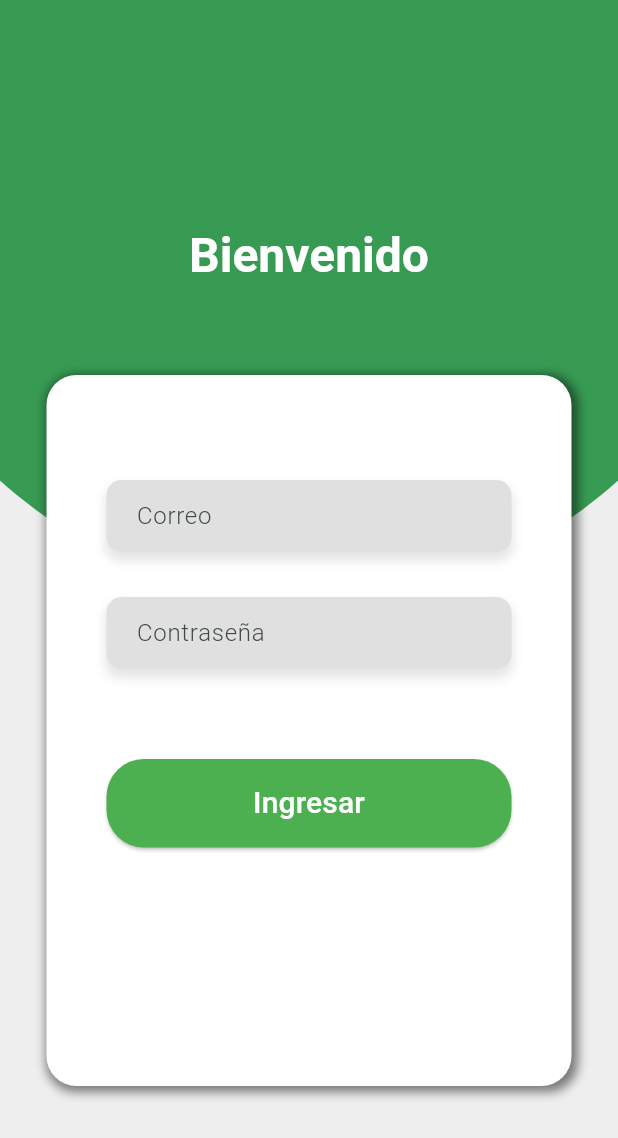
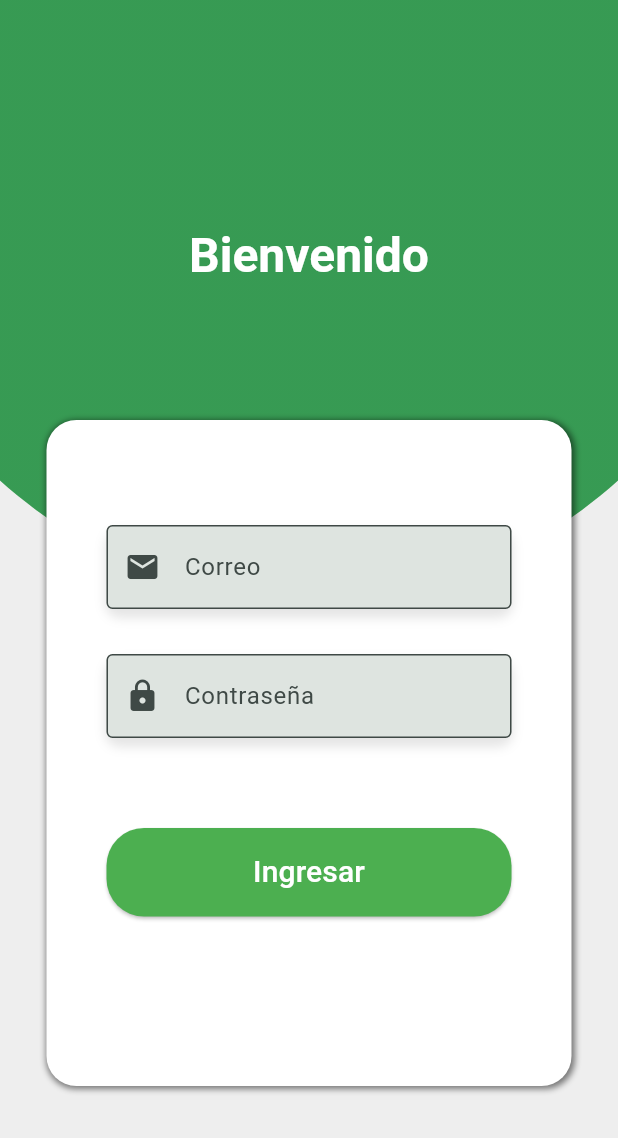
Before and after one commit to sebas-tian18/APP-Agenda-Mayor, a Flutter app: the HomeScreen screen opened directly, after a tap on the "arrow back" icon, on a phone screen of 412 x 824 dp. Shown: the top 1138 px of the screen. Run offline on Flutter 3.47's test engine with Material 3 defaults, Android fonts, the phone set to English and light mode, and no system bars; our stand-ins replace dio, get.

Commit message:
En el apartado mobile cambios en el navbar creacion de widgets para el mismo, separacion de las paginas a implemetar, creacion pagina de citas , witgets de componentes reutilizables

```diff
--- a/mobile/lib/main.dart
+++ b/mobile/lib/main.dart
@@ -1,5 +1,6 @@
 import 'package:flutter/material.dart';
 import 'package:mobile/screens/login_screen.dart';
+// import 'package:mobile/widgets/navigation_bar.dart';
 
 void main() {
   runApp(MyApp());
@@ -15,6 +16,7 @@ class MyApp extends StatelessWidget {
           useMaterial3: true,
           scaffoldBackgroundColor: Colors.grey.shade200),
       home: LoginScreen(),
+      // home: NavigationMenu(),
     );
   }
 }
--- a/mobile/lib/screens/home_screen.dart
+++ b/mobile/lib/screens/home_screen.dart
@@ -1,138 +1,35 @@
 import 'package:flutter/material.dart';
-import 'package:mobile/screens/login_screen.dart';
 import 'package:mobile/widgets/service_button.dart';
+import 'package:mobile/widgets/custom_app_bar.dart';
 
 class HomeScreen extends StatelessWidget {
   @override
   Widget build(BuildContext context) {
     return Scaffold(
-      appBar: AppBar(
-        title: Text('CITAS'),
-        backgroundColor: Colors.grey[300],
-        automaticallyImplyLeading: false,
-        leading: IconButton(
-          icon: Icon(Icons.arrow_back),
-          onPressed: () {
-            Navigator.push(
-              context,
-              MaterialPageRoute(builder: (context) => LoginScreen()),
-            );
-          },
-          color: Colors.black,
-        ),
-        actions: [
-          IconButton(
-            icon: Icon(Icons.account_circle),
-            onPressed: () {},
-            color: Colors.black,
-          ),
-        ],
-      ),
-      body: Container(
+      appBar: const CustomAppBar(title: 'CITAS'),
+      body: Column(
+        children: [
+          Expanded(
+            child: Container(
               margin: const EdgeInsets.symmetric(horizontal: 20),
               child: GridView.count(
                 crossAxisCount: 2,
                 crossAxisSpacing: 20,
                 mainAxisSpacing: 20,
                 children: [
-            ServiceButton(icon: Icons.accessibility_new, label: 'Kinesiólogo'),
+                  ServiceButton(
+                      icon: Icons.accessibility_new, label: 'Kinesiólogo'),
                   ServiceButton(icon: Icons.content_cut, label: 'Peluquero'),
                   ServiceButton(icon: Icons.local_hospital, label: 'Dentista'),
                   ServiceButton(icon: Icons.gavel, label: 'Abogado'),
                   ServiceButton(icon: Icons.psychology, label: 'Psicólogo'),
-            ServiceButton(icon: Icons.description, label: 'Documentos'),
+                  ServiceButton(icon: Icons.description, label: 'Documento'),
                 ],
               ),
-      ),
-      bottomNavigationBar: SizedBox(
-        height: 95,
-        child: BottomAppBar(
-          shape: CircularNotchedRectangle(),
-          notchMargin: 10.0,
-          child: Row(
-            mainAxisAlignment: MainAxisAlignment.spaceAround,
-            children: [
-              Expanded(
-                child: Column(
-                  mainAxisSize: MainAxisSize.min,
-                  children: [
-                    IconButton(
-                      icon: Icon(Icons.home, size: 35),
-                      onPressed: () {
-                        Navigator.push(
-                          context,
-                          MaterialPageRoute(builder: (context) => HomeScreen()),
-                        );
-                      },
-                    ),
-                    Text('Citas', style: TextStyle(fontSize: 13)),
-                  ],
-                ),
-              ),
-              Expanded(
-                child: Column(
-                  mainAxisSize: MainAxisSize.min,
-                  children: [
-                    IconButton(
-                      icon: Icon(Icons.calendar_today, size: 35),
-                      onPressed: () {
-                        // Navigator.push(
-                        //   context,
-                        //   MaterialPageRoute(
-                        //       builder: (context) => CalendarioScreen()),
-                        // );
-                      },
-                    ),
-                    Text('Calendario', style: TextStyle(fontSize: 13)),
-                  ],
-                ),
-              ),
-              SizedBox(width: 60), // Espacio para el FAB
-              Expanded(
-                child: Column(
-                  mainAxisSize: MainAxisSize.min,
-                  children: [
-                    IconButton(
-                      icon: Icon(Icons.book, size: 35),
-                      onPressed: () {
-                        // Navigator.push(
-                        //   context,
-                        //   MaterialPageRoute(
-                        //       builder: (context) => AdministrarScreen()),
-                        // );
-                      },
-                    ),
-                    Text('Administrar', style: TextStyle(fontSize: 13)),
-                  ],
-                ),
-              ),
-              Expanded(
-                child: Column(
-                  mainAxisSize: MainAxisSize.min,
-                  children: [
-                    IconButton(
-                      icon: Icon(Icons.settings, size: 35),
-                      onPressed: () {
-                        // Navigator.push(
-                        //   context,
-                        //   MaterialPageRoute(
-                        //       builder: (context) => AjustesScreen()),
-                        // );
-                      },
-                    ),
-                    Text('Ajustes', style: TextStyle(fontSize: 13)),
-                  ],
             ),
           ),
         ],
       ),
-        ),
-      ),
-      floatingActionButtonLocation: FloatingActionButtonLocation.centerDocked,
-      floatingActionButton: FloatingActionButton(
-        onPressed: () {},
-        child: Icon(Icons.add, size: 40),
-      ),
     );
   }
 }
--- a/mobile/lib/screens/login_screen.dart
+++ b/mobile/lib/screens/login_screen.dart
@@ -1,5 +1,5 @@
 import 'package:flutter/material.dart';
-import 'package:mobile/screens/home_screen.dart';
+import 'package:mobile/widgets/navigation_bar.dart';
 import 'package:mobile/services/auth_service.dart';
 
 class LoginScreen extends StatefulWidget {
@@ -40,7 +40,7 @@ class LoginScreenState extends State<LoginScreen> {
       if (authResponse.isAuthenticated) {
         Navigator.push(
           context,
-          MaterialPageRoute(builder: (context) => HomeScreen()),
+          MaterialPageRoute(builder: (context) => NavigationMenu()),
         );
       }
     } catch (e) {
@@ -128,7 +128,7 @@ class LoginScreenState extends State<LoginScreen> {
             ),
           ),
           Positioned(
-            top: 250, // Ajusta segun la nueva posicion del texto
+            top: 280, // Ajusta segun la nueva posicion del texto
             left: 0,
             right: 0,
             bottom: 100,
@@ -141,9 +141,9 @@ class LoginScreenState extends State<LoginScreen> {
                       borderRadius: BorderRadius.circular(20),
                       boxShadow: [
                         BoxShadow(
-                          offset: const Offset(2, 2),
-                          blurRadius: 5,
-                          spreadRadius: 2,
+                          offset: const Offset(1, 1),
+                          blurRadius: 3,
+                          spreadRadius: 1,
                           color: Colors.black.withOpacity(.5),
                         ),
                       ],
@@ -160,7 +160,6 @@ class LoginScreenState extends State<LoginScreen> {
                             height:
                                 50), // Espacio reservado para el texto movido
                         Container(
-                          padding: const EdgeInsets.symmetric(horizontal: 20),
                           decoration: BoxDecoration(
                             borderRadius: BorderRadius.circular(10),
                             color: Color.fromARGB(255, 224, 224, 224),
@@ -175,16 +174,19 @@ class LoginScreenState extends State<LoginScreen> {
                           ),
                           child: TextField(
                             controller: _emailController, //controller
+                            keyboardType: TextInputType.emailAddress,
+                            autocorrect: false,
                             decoration: InputDecoration(
-                              hintText: "Correo",
-                              hintStyle: TextStyle(fontWeight: FontWeight.w300),
-                              border: InputBorder.none,
-                            ),
+                                border: OutlineInputBorder(),
+                                filled: true,
+                                labelText: "Correo",
+                                hintStyle:
+                                    TextStyle(fontWeight: FontWeight.w300),
+                                prefixIcon: Icon(Icons.mail)),
                           ),
                         ),
                         const SizedBox(height: 30),
                         Container(
-                          padding: const EdgeInsets.symmetric(horizontal: 20),
                           decoration: BoxDecoration(
                             borderRadius: BorderRadius.circular(10),
                             color: Color.fromARGB(255, 224, 224, 224),
@@ -201,10 +203,10 @@ class LoginScreenState extends State<LoginScreen> {
                             controller: _passwordController, //controller
                             obscureText: true,
                             decoration: InputDecoration(
-                              hintText: "Contraseña",
-                              hintStyle: TextStyle(fontWeight: FontWeight.w300),
-                              border: InputBorder.none,
-                            ),
+                                border: OutlineInputBorder(),
+                                filled: true,
+                                labelText: "Contraseña",
+                                prefixIcon: Icon(Icons.lock)),
                           ),
                         ),
                         const SizedBox(height: 60),
--- /dev/null
+++ b/mobile/lib/widgets/custom_app_bar.dart
@@ -0,0 +1,37 @@
+import 'package:flutter/material.dart';
+import 'package:mobile/screens/login_screen.dart';
+
+class CustomAppBar extends StatelessWidget implements PreferredSizeWidget {
+  final String title;
+
+  const CustomAppBar({super.key, required this.title});
+
+  @override
+  Widget build(BuildContext context) {
+    return AppBar(
+      title: Text(title),
+      backgroundColor: Colors.grey[300],
+      automaticallyImplyLeading: false,
+      leading: IconButton(
+        icon: const Icon(Icons.arrow_back),
+        onPressed: () {
+          Navigator.push(
+            context,
+            MaterialPageRoute(builder: (context) => LoginScreen()),
+          );
+        },
+        color: Colors.black,
+      ),
+      actions: [
+        IconButton(
+          icon: const Icon(Icons.account_circle),
+          onPressed: () {},
+          color: Colors.black,
+        ),
+      ],
+    );
+  }
+
+  @override
+  Size get preferredSize => const Size.fromHeight(kToolbarHeight);
+}
--- a/mobile/lib/widgets/service_button.dart
+++ b/mobile/lib/widgets/service_button.dart
@@ -8,7 +8,20 @@ class ServiceButton extends StatelessWidget {
 
   @override
   Widget build(BuildContext context) {
-    return ElevatedButton(
+    return Container(
+      decoration: BoxDecoration(
+        color: Colors.black,
+        borderRadius: BorderRadius.circular(15),
+        boxShadow: [
+          BoxShadow(
+            offset: const Offset(2, 2),
+            blurRadius: 3,
+            spreadRadius: 1,
+            color: Colors.black.withOpacity(0.6),
+          ),
+        ],
+      ),
+      child: ElevatedButton(
         style: ElevatedButton.styleFrom(
           backgroundColor: Colors.green,
           padding: EdgeInsets.all(20),
@@ -25,6 +38,7 @@ class ServiceButton extends StatelessWidget {
             Text(label, style: TextStyle(color: Colors.white, fontSize: 23)),
           ],
         ),
+      ),
     );
   }
 }
```
Also changed, not shown: mobile/lib/screens/appointment_screen.dart (added, +88 -0 lines), mobile/lib/screens/calendar_screen.dart (added, +14 -0 lines), mobile/lib/screens/settings_screen.dart (added, +14 -0 lines), mobile/lib/widgets/appointment_item.dart (added, +81 -0 lines), mobile/lib/widgets/navigation_bar.dart (added, +75 -0 lines), mobile/lib/widgets/tab_item.dart (added, +29 -0 lines), mobile/pubspec.yaml (+4 -3 lines), mobile/pubspec.lock. Lines whose indentation alone changed are shown as unchanged.
